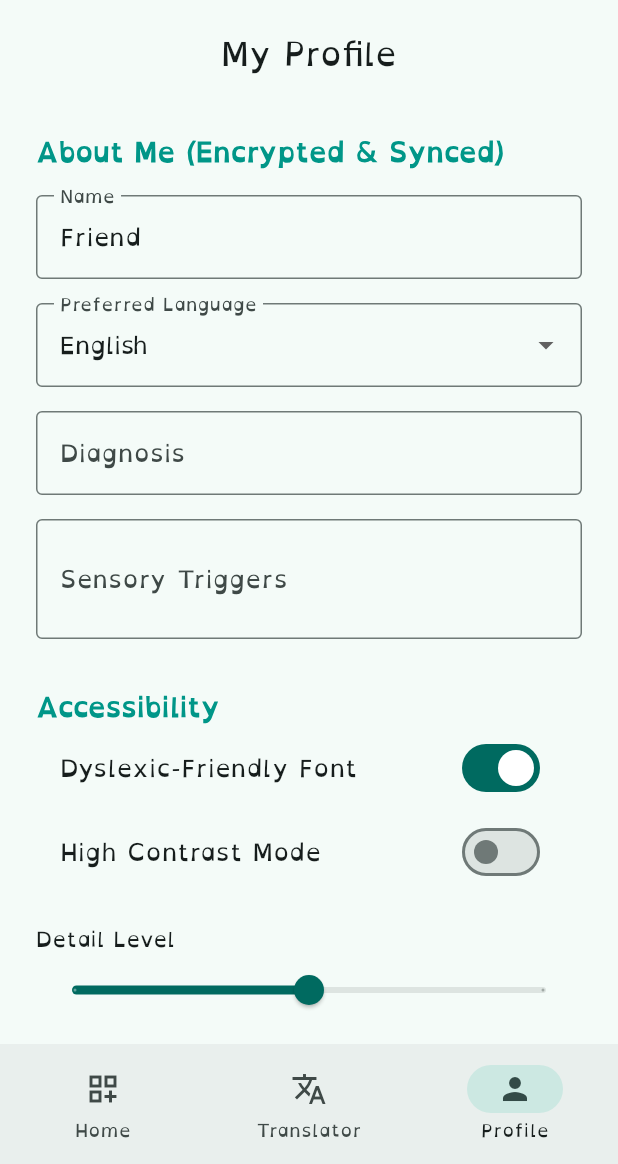
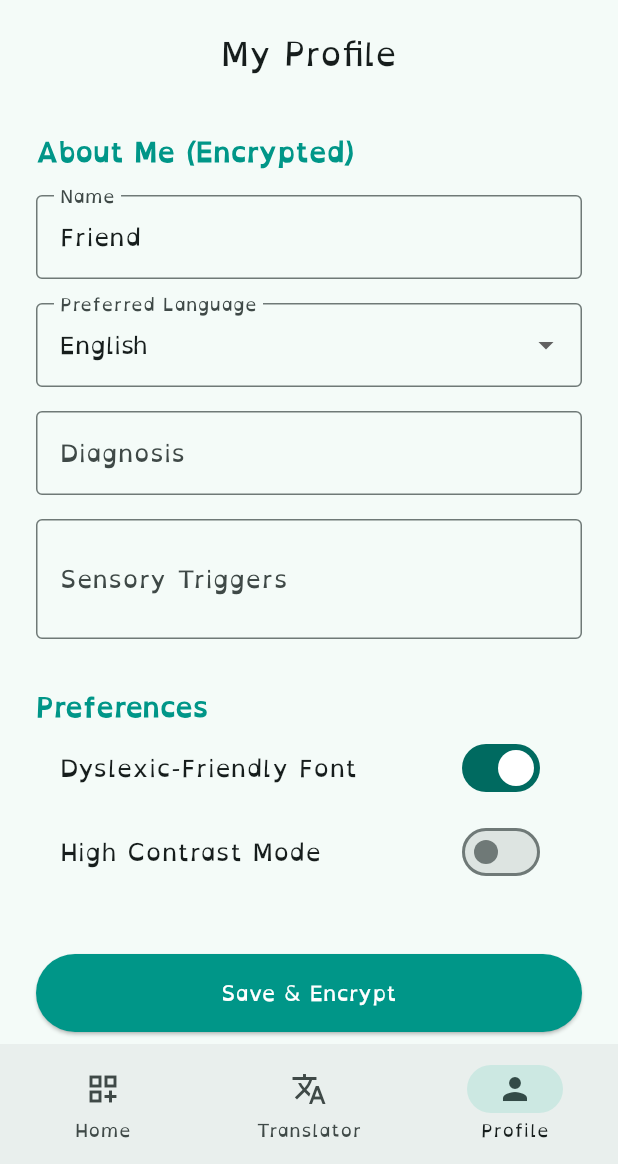
Before and after one commit to Newt-Shadow/Neura, a Flutter app: the screen it shows once a user with an empty profile is signed in, item 3 of the bottom bar chosen, after a tap on "Dyslexic-Friendly Font", on a phone screen of 412 x 824 dp, the part 72-1236 px from its top. Run offline on Flutter 3.47's test engine with Material 3 defaults, Android fonts, the phone set to English and light mode, and no system bars; our stand-ins replace camera, cloud_firestore, confetti, firebase_auth, firebase_core, flutter_animate and 11 more; missing offline and left inert: encrypt, flutter_gemma, video_thumbnail; accounts and stored records are empty; generated files the repository leaves out were written again; network calls fail.

Commit message:
history leakage correct

```diff
--- a/lib/logic/neuro_settings.dart
+++ b/lib/logic/neuro_settings.dart
@@ -17,14 +17,18 @@ class NeuroSettings extends ChangeNotifier {
   List<Map<String, String>> get chatHistory => _chatHistory;
   List<Map<String, String>> get taskHistory => _taskHistory;
   void addToChatHistory(String role, String text) {
+    if (_chatHistory.length > 50) _chatHistory.removeAt(0);
     _chatHistory.add({'role': role, 'text': text, 'timestamp': DateTime.now().toIso8601String()});
-    _saveToLocal(); // Update save logic to save both lists
+    _saveToLocal();
+    _saveToCloud();
     notifyListeners();
   }
 
   void addToTaskHistory(String role, String text) {
+    if (_taskHistory.length > 20) _taskHistory.removeAt(0);
     _taskHistory.add({'role': role, 'text': text, 'timestamp': DateTime.now().toIso8601String()});
     _saveToLocal();
+    _saveToCloud();
     notifyListeners();
   }
 
@@ -83,8 +87,10 @@ class NeuroSettings extends ChangeNotifier {
     // 2. Load Local Data (Guest Mode)
     _streakCount = prefs.getInt('streak') ?? 0;
     String? localProfile = prefs.getString('local_profile');
-    if (localProfile != null)
-      _profile = Map<String, String>.from(json.decode(localProfile));
+    if (localProfile != null) _profile = Map<String, String>.from(json.decode(localProfile));
+
+    _chatHistory = _loadSanitizedList(prefs.getString('local_chat_history'));
+    _taskHistory = _loadSanitizedList(prefs.getString('local_task_history'));
 
     String? localHistory = prefs.getString('local_history');
     if (localHistory != null) {
@@ -99,6 +105,34 @@ class NeuroSettings extends ChangeNotifier {
       }
       notifyListeners();
     });
+  }
+
+  List<Map<String, String>> _loadSanitizedList(String? jsonString) {
+    if (jsonString == null) return [];
+    try {
+      final List<dynamic> raw = json.decode(jsonString);
+      return raw.map((e) {
+        // Ensure strictly Map<String, String> and no nulls
+        final map = Map<String, String>.from(e);
+        if (map['role'] == null || map['text'] == null) return null;
+        return map;
+      }).whereType<Map<String, String>>().toList();
+    } catch (e) {
+      print("Found corrupted history, discarding: $e");
+      return [];
+    }
+  }
+
+  Future<void> clearAllData() async {
+    _chatHistory.clear();
+    _taskHistory.clear();
+    _profile.clear();
+    _streakCount = 0;
+
+    final prefs = await SharedPreferences.getInstance();
+    await prefs.clear(); // Wipes local storage
+
+    notifyListeners();
   }
 
   // --- AUTHENTICATION ---
@@ -227,86 +261,58 @@ class NeuroSettings extends ChangeNotifier {
   Future<void> _syncFromCloud() async {
     if (currentUser == null) return;
     try {
-      final docRef = FirebaseFirestore.instance
-          .collection('users')
-          .doc(currentUser!.uid);
-      final doc = await docRef.get();
-
+      final doc = await FirebaseFirestore.instance.collection('users').doc(currentUser!.uid).get();
       if (doc.exists && doc.data() != null) {
         final data = doc.data()!;
+        if (data.containsKey('encrypted_profile')) _profile.addAll(_decryptMap(data['encrypted_profile']));
 
-        // 1. Decrypt Profile
-        if (data.containsKey('encrypted_profile')) {
-          Map<String, String> cloudProfile = _decryptMap(
-            data['encrypted_profile'],
-          );
-          _profile.addAll(cloudProfile); // Merge cloud into local
+        if (data.containsKey('encrypted_chat_history')) {
+           _chatHistory = _sanitizeDecryptedList(_decryptList(data['encrypted_chat_history']));
         }
-
-        // 2. Decrypt History
-        if (data.containsKey('encrypted_history')) {
-          List<dynamic> decryptedList = _decryptList(data['encrypted_history']);
-          // Merge strategies can vary, here we simply overwrite local with cloud if cloud is newer/larger
-          // or just append. For simplicity, we load cloud history.
-          if (decryptedList.isNotEmpty) {
-            _history = decryptedList
-                .map((e) => Map<String, String>.from(e))
-                .toList();
-          }
+        if (data.containsKey('encrypted_task_history')) {
+           _taskHistory = _sanitizeDecryptedList(_decryptList(data['encrypted_task_history']));
         }
-
-        if (data.containsKey('streak')) {
-          int cloudStreak = data['streak'];
-          if (cloudStreak > _streakCount) _streakCount = cloudStreak;
-        }
-
-        // Save merged data back to local
+        if (data.containsKey('streak')) _streakCount = data['streak'];
         _saveToLocal();
         notifyListeners();
-      } else {
-        // First time user in cloud -> Upload local guest data
-        _saveToCloud();
       }
-    } catch (e) {
-      print("Sync Error: $e");
-    }
+    } catch (e) { print("Sync Error: $e"); }
+  }
+
+  // Helper for Cloud Data
+  List<Map<String, String>> _sanitizeDecryptedList(List<dynamic> list) {
+    return list.map((e) {
+      try {
+        final map = Map<String, String>.from(e);
+        if (map['text'] == null) return null;
+        return map;
+      } catch (_) { return null; }
+    }).whereType<Map<String, String>>().toList();
   }
 
   Future<void> _saveToCloud() async {
     if (currentUser == null) return;
     try {
       final encrypter = enc.Encrypter(enc.AES(_encKey));
+      String encProfile = encrypter.encrypt(json.encode(_profile), iv: _iv).base64;
+      String encChat = encrypter.encrypt(json.encode(_chatHistory), iv: _iv).base64;
+      String encTask = encrypter.encrypt(json.encode(_taskHistory), iv: _iv).base64;
 
-      // Encrypt Profile
-      String encryptedProfile = encrypter
-          .encrypt(json.encode(_profile), iv: _iv)
-          .base64;
-
-      // Encrypt History
-      String encryptedHistory = encrypter
-          .encrypt(json.encode(_history), iv: _iv)
-          .base64;
-
-      await FirebaseFirestore.instance
-          .collection('users')
-          .doc(currentUser!.uid)
-          .set({
-            'encrypted_profile': encryptedProfile,
-            'encrypted_history': encryptedHistory,
-            'streak': _streakCount,
-            'last_updated': FieldValue.serverTimestamp(),
-            'email':
-                currentUser!.email, // Useful for admin debugging (optional)
-          }, SetOptions(merge: true));
-    } catch (e) {
-      print("Cloud Save Error: $e");
-    }
+      await FirebaseFirestore.instance.collection('users').doc(currentUser!.uid).set({
+        'encrypted_profile': encProfile,
+        'encrypted_chat_history': encChat,
+        'encrypted_task_history': encTask,
+        'streak': _streakCount,
+        'last_updated': FieldValue.serverTimestamp(),
+      }, SetOptions(merge: true));
+    } catch (e) { print("Cloud Save Error: $e"); }
   }
 
   Future<void> _saveToLocal() async {
     final prefs = await SharedPreferences.getInstance();
     await prefs.setString('local_profile', json.encode(_profile));
-    await prefs.setString('local_history', json.encode(_history));
+    await prefs.setString('local_chat_history', json.encode(_chatHistory));
+    await prefs.setString('local_task_history', json.encode(_taskHistory));
     await prefs.setInt('streak', _streakCount);
   }
 
--- a/lib/ui/neuro_profile_screen.dart
+++ b/lib/ui/neuro_profile_screen.dart
@@ -23,7 +23,6 @@ class _NeuroProfileScreenState extends State<NeuroProfileScreen> {
     _nameController.text = settings.userName;
     _diagnosisController.text = settings.diagnosis;
     _sensoryController.text = settings.sensorySensitivities;
-
     if (_languages.contains(settings.preferredLanguage)) {
       _selectedLanguage = settings.preferredLanguage;
     }
@@ -38,7 +37,7 @@ class _NeuroProfileScreenState extends State<NeuroProfileScreen> {
       body: ListView(
         padding: const EdgeInsets.all(24),
         children: [
-          const Text("About Me (Encrypted & Synced)", style: TextStyle(fontSize: 18, fontWeight: FontWeight.bold, color: Colors.teal)),
+          const Text("About Me (Encrypted)", style: TextStyle(fontSize: 18, fontWeight: FontWeight.bold, color: Colors.teal)),
           const SizedBox(height: 16),
 
           TextField(controller: _nameController, decoration: const InputDecoration(labelText: "Name", border: OutlineInputBorder())),
@@ -52,42 +51,20 @@ class _NeuroProfileScreenState extends State<NeuroProfileScreen> {
           ),
           const SizedBox(height: 16),
 
-          TextField(
-            controller: _diagnosisController,
-            decoration: const InputDecoration(labelText: "Diagnosis", hintText: "ADHD, Autism...", border: OutlineInputBorder()),
-          ),
+          TextField(controller: _diagnosisController, decoration: const InputDecoration(labelText: "Diagnosis", border: OutlineInputBorder())),
           const SizedBox(height: 16),
 
-          TextField(
-            controller: _sensoryController,
-            maxLines: 2,
-            decoration: const InputDecoration(labelText: "Sensory Triggers", hintText: "Loud noises, bright lights...", border: OutlineInputBorder()),
-          ),
+          TextField(controller: _sensoryController, maxLines: 2, decoration: const InputDecoration(labelText: "Sensory Triggers", border: OutlineInputBorder())),
 
           const SizedBox(height: 32),
-          const Text("Accessibility", style: TextStyle(fontSize: 18, fontWeight: FontWeight.bold, color: Colors.teal)),
+          const Text("Preferences", style: TextStyle(fontSize: 18, fontWeight: FontWeight.bold, color: Colors.teal)),
 
-          SwitchListTile(
-            title: const Text("Dyslexic-Friendly Font"),
-            value: settings.useDyslexicFont,
-            onChanged: (val) => settings.toggleFont()
-          ),
-          SwitchListTile(
-            title: const Text("High Contrast Mode"),
-            value: settings.highContrast,
-            onChanged: (val) => settings.toggleContrast()
-          ),
-
-          const SizedBox(height: 20),
-          const Text("Detail Level"),
-          Slider(
-            value: settings.taskGranularity,
-            min: 0.0, max: 2.0, divisions: 2,
-            label: settings.taskGranularity == 0.0 ? "Simple" : "Detailed",
-            onChanged: (val) => settings.setGranularity(val)
-          ),
+          SwitchListTile(title: const Text("Dyslexic-Friendly Font"), value: settings.useDyslexicFont, onChanged: (val) => settings.toggleFont()),
+          SwitchListTile(title: const Text("High Contrast Mode"), value: settings.highContrast, onChanged: (val) => settings.toggleContrast()),
 
           const SizedBox(height: 40),
+
+          // SAFE SAVE BUTTON
           ElevatedButton(
             onPressed: () async {
               settings.saveProfile(
@@ -96,19 +73,50 @@ class _NeuroProfileScreenState extends State<NeuroProfileScreen> {
                 sensory: _sensoryController.text,
                 language: _selectedLanguage,
               );
-              ScaffoldMessenger.of(context).showSnackBar(
-                  const SnackBar(content: Text("Profile Saved!")),
-                );
-
-                // 3. Wait slightly to ensure UI update
-                await Future.delayed(const Duration(milliseconds: 200));
-
-                // 4. Safe Pop
-                if (mounted) Navigator.pop(context);
+              FocusScope.of(context).unfocus();
+              ScaffoldMessenger.of(context).showSnackBar(const SnackBar(content: Text("Profile Saved ✅"), backgroundColor: Colors.teal));
             },
             style: ElevatedButton.styleFrom(backgroundColor: Colors.teal, foregroundColor: Colors.white, padding: const EdgeInsets.symmetric(vertical: 16)),
             child: const Text("Save & Encrypt"),
           ),
+
+          const SizedBox(height: 40),
+          const Divider(thickness: 2),
+          const SizedBox(height: 20),
+
+          // THE RESET BUTTON (Fixes Glitches)
+          Container(
+            decoration: BoxDecoration(
+              border: Border.all(color: Colors.red.shade200),
+              borderRadius: BorderRadius.circular(12),
+              color: Colors.red.shade50
+            ),
+            child: ListTile(
+              leading: const Icon(Icons.delete_forever, color: Colors.red),
+              title: const Text("Reset App Data", style: TextStyle(color: Colors.red, fontWeight: FontWeight.bold)),
+              subtitle: const Text("Fixes glitches, leakage & history issues.", style: TextStyle(fontSize: 12)),
+              onTap: () {
+                showDialog(
+                  context: context,
+                  builder: (ctx) => AlertDialog(
+                    title: const Text("Reset Everything?"),
+                    content: const Text("This will wipe all local history and settings to fix the bugs. Cloud data is safe."),
+                    actions: [
+                      TextButton(onPressed: () => Navigator.pop(ctx), child: const Text("Cancel")),
+                      TextButton(
+                        onPressed: () {
+                          settings.clearAllData(); // CALLS THE NEW FUNCTION
+                          Navigator.pop(ctx);
+                          ScaffoldMessenger.of(context).showSnackBar(const SnackBar(content: Text("Reset Complete. Restarting...")));
+                        },
+                        child: const Text("Reset", style: TextStyle(color: Colors.red, fontWeight: FontWeight.bold)),
+                      ),
+                    ],
+                  ),
+                );
+              },
+            ),
+          )
         ],
       ),
     );
```
Also changed, not shown: lib/ui/task_breakdown_screen.dart (+36 -22 lines), pubspec.yaml (+5 -4 lines), pubspec.lock.
